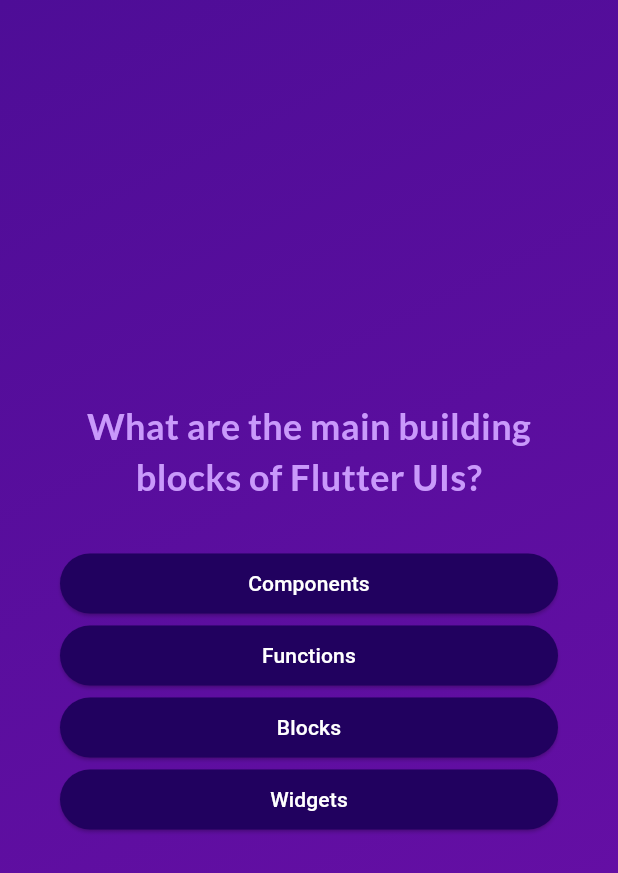
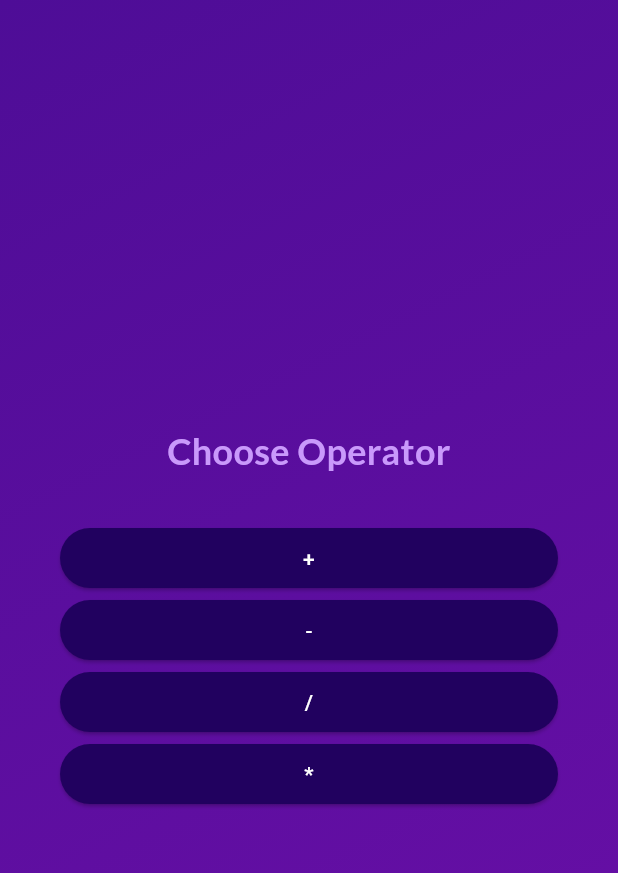
Before and after one commit to elienaddaf91/quizz_game, a Flutter app: the screen it shows after launch, after a tap on "Start Quiz", on a phone screen of 412 x 824 dp. Shown: the top 873 px of the screen. Run offline on Flutter 3.47's test engine with Material 3 defaults, Android fonts, the phone set to English and light mode, and no system bars; our stand-ins replace google_fonts, math_expressions.

Commit message:
final commit

```diff
--- a/lib/data/questions.dart
+++ /dev/null
@@ -1,55 +0,0 @@
-import 'package:quizz_game/models/quiz_question.dart';
-
-const questions = [
-  QuizQuestion(
-    'What are the main building blocks of Flutter UIs?',
-    [
-      'Widgets',
-      'Components',
-      'Blocks',
-      'Functions',
-    ],
-  ),
-  QuizQuestion('How are Flutter UIs built?', [
-    'By combining widgets in code',
-    'By combining widgets in a visual editor',
-    'By defining widgets in config files',
-    'By using XCode for iOS and Android Studio for Android',
-  ]),
-  QuizQuestion(
-    'What\'s the purpose of a StatefulWidget?',
-    [
-      'Update UI as data changes',
-      'Update data as UI changes',
-      'Ignore data changes',
-      'Render UI that does not depend on data',
-    ],
-  ),
-  QuizQuestion(
-    'Which widget should you try to use more often: StatelessWidget or StatefulWidget?',
-    [
-      'StatelessWidget',
-      'StatefulWidget',
-      'Both are equally good',
-      'None of the above',
-    ],
-  ),
-  QuizQuestion(
-    'What happens if you change data in a StatelessWidget?',
-    [
-      'The UI is not updated',
-      'The UI is updated',
-      'The closest StatefulWidget is updated',
-      'Any nested StatefulWidgets are updated',
-    ],
-  ),
-  QuizQuestion(
-    'How should you update data inside of StatefulWidgets?',
-    [
-      'By calling setState()',
-      'By calling updateData()',
-      'By calling updateUI()',
-      'By calling updateState()',
-    ],
-  ),
-];
--- /dev/null
+++ b/lib/level_screen.dart
@@ -0,0 +1,65 @@
+import 'package:flutter/material.dart';
+import 'package:google_fonts/google_fonts.dart';
+import 'package:quizz_game/answer_button.dart';
+
+class LevelScreen extends StatefulWidget{
+  const LevelScreen({
+    super.key,
+    required this.onSelectLevel,
+  });
+
+  final void Function(String answer) onSelectLevel;
+
+  @override
+  State<LevelScreen> createState() {
+    return _LevelScreenState();
+  }
+}
+
+class _LevelScreenState extends State<LevelScreen> {
+
+  List<String> levels = ["+","-","/","*"];
+
+  void selectLevel(String selectedAnswer) {
+    widget.onSelectLevel(selectedAnswer);
+    // currentQuestionIndex = currentQuestionIndex + 1;
+    // currentQuestionIndex += 1;
+    setState(() {
+    });
+  }
+
+  @override
+  Widget build(context) {
+    return SizedBox(
+      width: double.infinity,
+      child: Container(
+        margin: const EdgeInsets.all(40),
+        child: Column(
+          mainAxisAlignment: MainAxisAlignment.center,
+          crossAxisAlignment: CrossAxisAlignment.stretch,
+          children: [
+            Text(
+              "Choose Operator",
+              style: GoogleFonts.lato(
+                color: const Color.fromARGB(255, 201, 153, 251),
+                fontSize: 24,
+                fontWeight: FontWeight.bold,
+              ),
+              textAlign: TextAlign.center,
+            ),
+            const SizedBox(height: 30),
+            ...levels.map((answer) {
+              return AnswerButton(
+                answerText: answer,
+                onTap: () {
+                  selectLevel(answer);
+                },
+              );
+            })
+          ],
+        ),
+      ),
+    );
+
+  }
+}
--- a/lib/models/quiz_question.dart
+++ b/lib/models/quiz_question.dart
@@ -1,8 +1,10 @@
 class QuizQuestion {
-  const QuizQuestion(this.text, this.answers);
+  QuizQuestion(this.text, this.answers, this.correctAnswer);
 
   final String text;
   final List<String> answers;
+  final String correctAnswer;
+  String? userAnswer;
 
   List<String> get shuffledAnswers {
     final shuffledList = List.of(answers);
--- a/lib/quiz.dart
+++ b/lib/quiz.dart
@@ -1,8 +1,9 @@
 import 'package:flutter/material.dart';
+import 'package:quizz_game/level_screen.dart';
+import 'package:quizz_game/models/quiz_question.dart';
 
 import 'package:quizz_game/start_screen.dart';
 import 'package:quizz_game/questions_screen.dart';
-import 'package:quizz_game/data/questions.dart';
 import 'package:quizz_game/results_screen.dart';
 
 class Quiz extends StatefulWidget {
@@ -15,19 +16,29 @@ class Quiz extends StatefulWidget {
 }
 
 class _QuizState extends State<Quiz> {
-  List<String> _selectedAnswers = [];
+  List<QuizQuestion> _quizzQuestions = [];
+
+  String level = "1";
   var _activeScreen = 'start-screen';
 
   void _switchScreen() {
+    setState(() {
+      _activeScreen = 'select-level';
+    });
+  }
+
+  void _selectLevel(String level){
+    this.level = level;
+
     setState(() {
       _activeScreen = 'questions-screen';
     });
   }
 
-  void _chooseAnswer(String answer) {
-    _selectedAnswers.add(answer);
+  void _chooseAnswer(QuizQuestion quizzQuestion) {
+    _quizzQuestions.add(quizzQuestion);
 
-    if (_selectedAnswers.length == questions.length) {
+    if (_quizzQuestions.length == 5) {
       setState(() {
         _activeScreen = 'results-screen';
       });
@@ -36,8 +47,8 @@ class _QuizState extends State<Quiz> {
 
   void restartQuiz() {
     setState(() {
-      _selectedAnswers = [];
-      _activeScreen = 'questions-screen';
+      _quizzQuestions = [];
+      _activeScreen = 'select-level';
     });
   }
 
@@ -47,14 +58,23 @@ class _QuizState extends State<Quiz> {
 
     if (_activeScreen == 'questions-screen') {
       screenWidget = QuestionsScreen(
+        level: level,
         onSelectAnswer: _chooseAnswer,
+      );
+    }
+
+    if (_activeScreen == 'select-level') {
+      screenWidget = LevelScreen(
+        onSelectLevel: _selectLevel,
       );
     }
 
     if (_activeScreen == 'results-screen') {
       screenWidget = ResultsScreen(
-        chosenAnswers: _selectedAnswers,
+        level: level,
+        quizzQuestions: _quizzQuestions,
         onRestart: restartQuiz,
+
       );
     }
 
--- a/lib/start_screen.dart
+++ b/lib/start_screen.dart
@@ -25,13 +25,6 @@ class StartScreen extends StatelessWidget {
           //   ),
           // ),
           const SizedBox(height: 80),
-          Text(
-            'Learn Flutter the fun way!',
-            style: GoogleFonts.lato(
-              color: const Color.fromARGB(255, 237, 223, 252),
-              fontSize: 24,
-            ),
-          ),
           const SizedBox(height: 30),
           OutlinedButton.icon(
             onPressed: startQuiz,
--- a/pubspec.yaml
+++ b/pubspec.yaml
@@ -31,6 +31,7 @@ dependencies:
   flutter:
     sdk: flutter
   google_fonts: ^6.2.1
+  math_expressions: ^2.1.1
 
 
   # The following adds the Cupertino Icons font to your application.
```
Also changed, not shown: lib/questions_screen.dart (+50 -12 lines), lib/results_screen.dart (+11 -8 lines), pubspec.lock.
